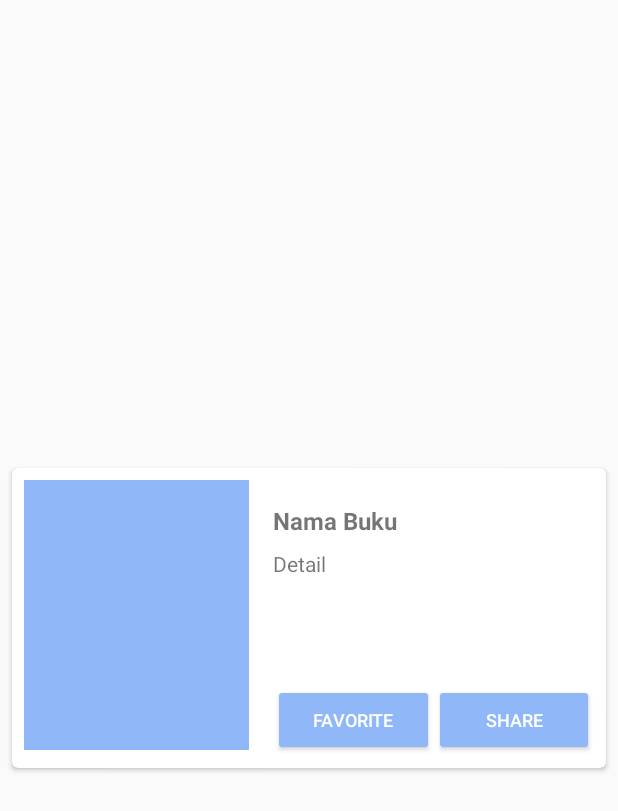
After one commit to Torrent4Dayz/TenFavoriteBooks2019, an Android app: the layout item_cardview_hero.xml on its own in the app's theme, with its tools: preview values and no code run, on a phone screen of 412 x 824 dp. The commit adds this screen. Shown: the top 811 px of the screen. Run offline under Robolectric (Android 15) with nearby library versions, the phone set to English and light mode, and no system bars.

Commit message:
Added CardView

```diff
--- /dev/null
+++ b/app/src/main/res/layout/item_cardview_hero.xml
@@ -0,0 +1,80 @@
+<?xml version="1.0" encoding="utf-8"?>
+<androidx.cardview.widget.CardView xmlns:android="http://schemas.android.com/apk/res/android"
+    xmlns:card_view="http://schemas.android.com/apk/res-auto"
+    xmlns:tools="http://schemas.android.com/tools"
+    android:id="@+id/card_view"
+    android:layout_width="match_parent"
+    android:layout_height="wrap_content"
+    android:layout_gravity="center"
+    android:layout_marginLeft="8dp"
+    android:layout_marginTop="4dp"
+    android:layout_marginRight="8dp"
+    android:layout_marginBottom="4dp"
+    card_view:cardCornerRadius="4dp">
+
+    <RelativeLayout
+        android:layout_width="match_parent"
+        android:layout_height="200dp"
+        android:padding="8dp">
+        <ImageView
+            android:id="@+id/img_item_photo"
+            android:layout_width="150dp"
+            android:layout_height="220dp"
+            android:layout_marginBottom="4dp"
+            android:scaleType="centerCrop"
+            tools:src="@color/colorAccent" />
+        <TextView
+            android:id="@+id/tv_item_name"
+            android:layout_width="match_parent"
+            android:layout_height="wrap_content"
+            android:layout_marginLeft="16dp"
+            android:layout_marginTop="16dp"
+            android:layout_marginRight="16dp"
+            android:layout_marginBottom="8dp"
+            android:layout_toEndOf="@id/img_item_photo"
+            android:layout_toRightOf="@id/img_item_photo"
+            android:textSize="16sp"
+            android:textStyle="bold"
+            tools:text="@string/book_name" />
+        <TextView
+            android:id="@+id/tv_item_detail"
+            android:layout_width="match_parent"
+            android:layout_height="match_parent"
+            android:layout_above="@+id/layout_button"
+            android:layout_below="@id/tv_item_name"
+            android:layout_marginLeft="16dp"
+            android:layout_marginRight="16dp"
+            android:layout_toEndOf="@id/img_item_photo"
+            android:layout_toRightOf="@id/img_item_photo"
+            android:ellipsize="end"
+            android:maxLines="5"
+            tools:text="@string/detail" />
+        <LinearLayout
+            android:id="@+id/layout_button"
+            android:layout_width="match_parent"
+            android:layout_height="wrap_content"
+            android:layout_alignParentBottom="true"
+            android:layout_marginStart="16dp"
+            android:layout_marginLeft="16dp"
+            android:layout_toEndOf="@id/img_item_photo"
+            android:layout_toRightOf="@id/img_item_photo"
+            android:orientation="horizontal">
+            <Button
+                android:id="@+id/btn_set_favorite"
+                style="@style/Widget.AppCompat.Button.Colored"
+                android:layout_width="match_parent"
+                android:layout_height="wrap_content"
+                android:layout_weight="1"
+                android:text="@string/favorite"
+                android:textSize="12sp" />
+            <Button
+                android:id="@+id/btn_set_share"
+                style="@style/Widget.AppCompat.Button.Colored"
+                android:layout_width="match_parent"
+                android:layout_height="wrap_content"
+                android:layout_weight="1"
+                android:text="@string/share"
+                android:textSize="12sp" />
+        </LinearLayout>
+    </RelativeLayout>
+</androidx.cardview.widget.CardView>
--- a/app/src/main/res/values/strings.xml
+++ b/app/src/main/res/values/strings.xml
@@ -7,4 +7,5 @@
     <string name="with_cardview">with CardView</string>
     <string name="share">Share</string>
     <string name="profile">Profile</string>
+    <string name="favorite">favorite</string>
 </resources>
```
Also changed, not shown: app/src/main/java/com/dicoding/picodiploma/tenfavoritebooks2019/CardViewBookAdapter.kt (added, +47 -0 lines), app/src/main/java/com/dicoding/picodiploma/tenfavoritebooks2019/MainActivity.kt (+21 -3 lines).
